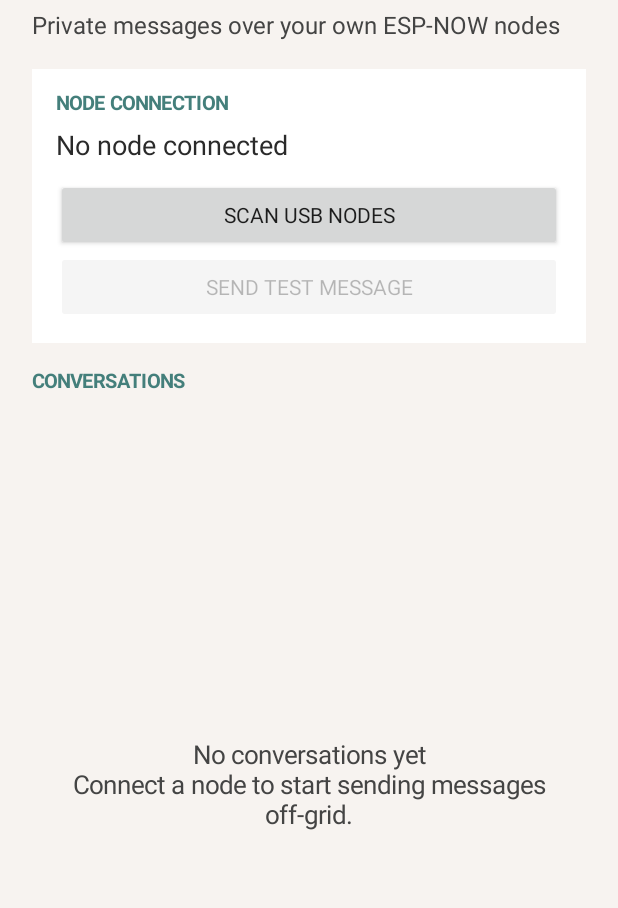
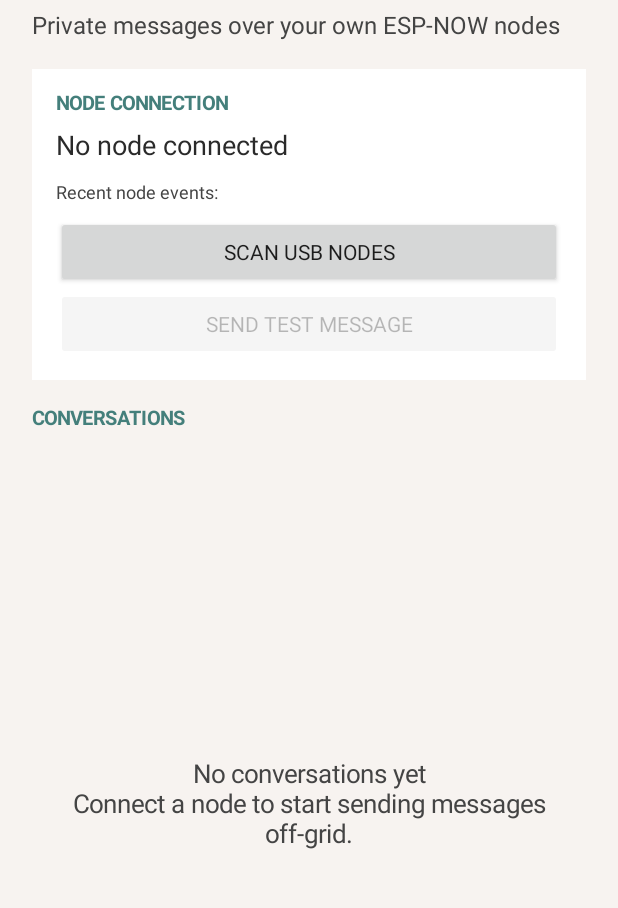
Before and after one commit to chrissyhroberts/methodmeshenger, an Android app: the screen it shows after launch (MainActivity), on a phone screen of 412 x 824 dp, the part 101-1009 px from its top. Run offline under Robolectric (Android 15) with nearby library versions, the light colour scheme and no system bars.

Commit message:
Keep recent USB node events visible

```diff
--- a/android/app/src/main/kotlin/org/methodmeshenger/app/MainActivity.kt
+++ b/android/app/src/main/kotlin/org/methodmeshenger/app/MainActivity.kt
@@ -25,6 +25,7 @@ class MainActivity : Activity() {
     }
 
     private lateinit var status: TextView
+    private lateinit var eventLog: TextView
     private lateinit var sendTestButton: Button
     private lateinit var usbTransport: UsbNodeTransport
     private var pendingUsbDeviceName: String? = null
@@ -53,7 +54,10 @@ class MainActivity : Activity() {
     override fun onCreate(savedInstanceState: Bundle?) {
         super.onCreate(savedInstanceState)
         usbTransport = UsbNodeTransport(this) { line ->
-            runOnUiThread { status.text = "Node replied: $line" }
+            runOnUiThread {
+                status.text = "Node replied"
+                eventLog.append("\n$line")
+            }
         }
         val filter = IntentFilter(ACTION_USB_PERMISSION)
         if (Build.VERSION.SDK_INT >= 33) {
@@ -107,6 +111,14 @@ class MainActivity : Activity() {
             setPadding(0, 10, 0, 16)
         }
         nodeCard.addView(status)
+        eventLog = TextView(this).apply {
+            text = "Recent node events:"
+            textSize = 12f
+            setTextColor(Color.DKGRAY)
+            setTextIsSelectable(true)
+            setPadding(0, 0, 0, 12)
+        }
+        nodeCard.addView(eventLog)
         nodeCard.addView(Button(this).apply {
             text = "Scan USB nodes"
             setOnClickListener {
```
